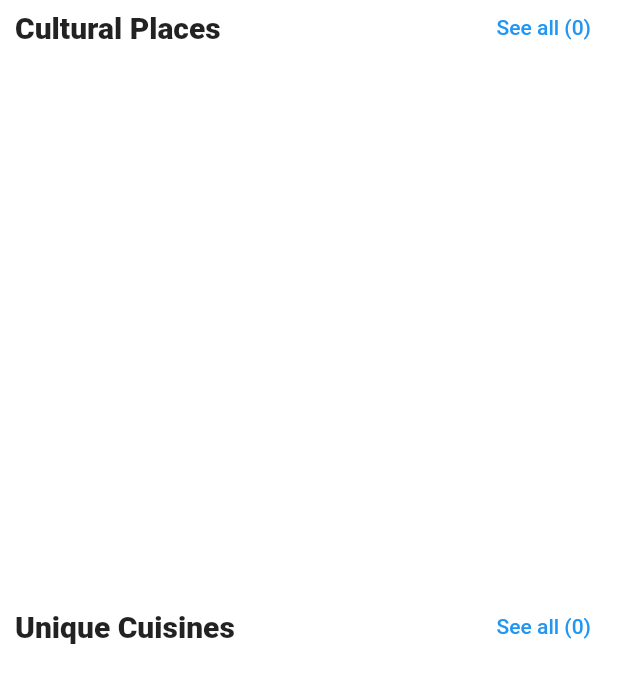
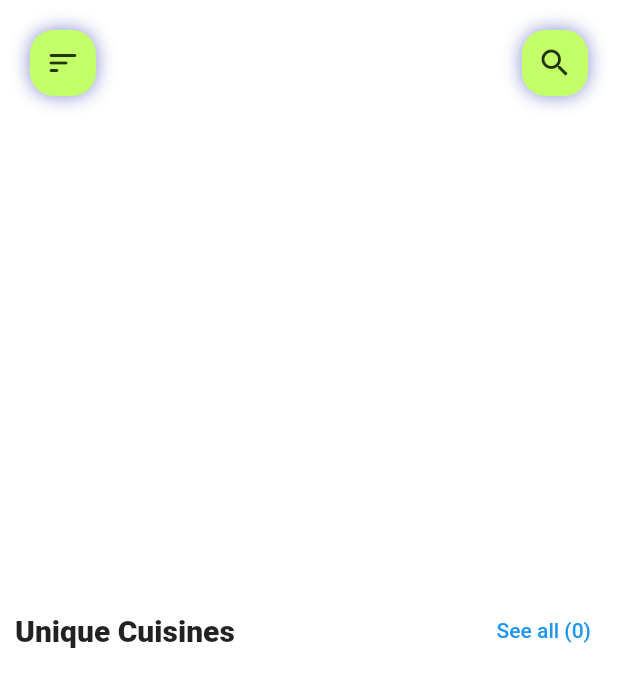
Before and after one commit to HyperionV/stour, a Flutter app: the Home screen opened directly, scrolled down 397 dp, on a phone screen of 412 x 824 dp. Shown: the top 687 px of the screen. Run offline on Flutter 3.47's test engine with Material 2 defaults, Android fonts, the phone set to English and light mode, and no system bars; our stand-ins replace cloud_firestore, curved_navigation_bar, firebase_core, flutter_neumorphic, geocoding, geolocator and 2 more; accounts and stored records are empty.

Commit message:
Beautify UI

```diff
--- a/lib/model/place.dart
+++ b/lib/model/place.dart
@@ -1,3 +1,5 @@
+// ignore_for_file: avoid_function_literals_in_foreach_calls
+
 import 'package:flutter/material.dart';
 import 'package:cloud_firestore/cloud_firestore.dart';
 import 'package:stour/util/places.dart';
--- a/lib/model/ui_reviews.dart
+++ b/lib/model/ui_reviews.dart
@@ -1,3 +1,4 @@
+// ignore_for_file: camel_case_types
 import 'package:flutter/material.dart';
 import 'package:cloud_firestore/cloud_firestore.dart';
 import 'package:stour/model/review.dart';
--- a/lib/screens/home.dart
+++ b/lib/screens/home.dart
@@ -9,6 +9,8 @@ import 'package:google_maps_flutter/google_maps_flutter.dart';
 import 'package:geolocator/geolocator.dart';
 import 'package:geocoding/geocoding.dart';
 import 'package:stour/widgets/search_card.dart';
+import 'package:stour/screens/home_app_bar.dart';
+import 'package:flutter/services.dart';
 
 class GoogleMapsController extends StatefulWidget {
   const GoogleMapsController({Key? key}) : super(key: key);
@@ -111,6 +113,8 @@ class Home extends StatefulWidget {
 class _HomeState extends State<Home> {
   @override
   Widget build(BuildContext context) {
+    SystemChrome.setEnabledSystemUIMode(SystemUiMode.leanBack);
+
     return GestureDetector(
       onTap: () {
         FocusScopeNode currentFocus = FocusScope.of(context);
@@ -120,14 +124,15 @@ class _HomeState extends State<Home> {
       },
       child: Scaffold(
         backgroundColor: Constants.lightBG,
-
+        appBar: const PreferredSize(
+          preferredSize: Size.fromHeight(90),
+          child: HomeAppBar(),
+        ),
         body: SafeArea(
           child: Padding(
             padding: const EdgeInsets.symmetric(horizontal: 10),
             child: ListView(
               children: <Widget>[
-                const SizedBox(height: 10),
-                buildSearchBar(context),
                 const SizedBox(height: 20.0),
                 // const SizedBox(height: 20.0),
                 const Text(
--- /dev/null
+++ b/lib/screens/home_app_bar.dart
@@ -0,0 +1,70 @@
+import "package:flutter/material.dart";
+import "package:stour/util/const.dart";
+import "package:stour/widgets/search_card.dart";
+
+class HomeAppBar extends StatelessWidget {
+  const HomeAppBar({super.key});
+  @override
+  Widget build(BuildContext context) {
+    Widget buildSearchBar(BuildContext context) {
+      return Container(
+          margin: const EdgeInsets.fromLTRB(10, 5, 10, 0), child: SearchCard());
+    }
+
+    return Padding(
+      padding: const EdgeInsets.all(20),
+      child: Row(
+        mainAxisAlignment: MainAxisAlignment.spaceBetween,
+        children: [
+          InkWell(
+            onTap: () {},
+            child: Container(
+              padding: const EdgeInsets.all(10),
+              decoration: BoxDecoration(
+                color: Constants.lightgreen,
+                boxShadow: [
+                  BoxShadow(color: Constants.darkpp, blurRadius: 10),
+                ],
+                borderRadius: BorderRadius.circular(16),
+              ),
+              child: const Icon(
+                Icons.sort_rounded,
+                color: Color.fromARGB(255, 35, 52, 10),
+                size: 24,
+              ),
+            ),
+          ),
+          const Spacer(),
+          InkWell(
+            onTap: () {
+              SearchCard();
+            },
+            child: Container(
+              padding: const EdgeInsets.all(10),
+              decoration: BoxDecoration(
+                color: Constants.lightgreen,
+                boxShadow: [
+                  BoxShadow(
+                    color: Constants.darkpp,
+                    blurRadius: 10,
+                  ),
+                ],
+                borderRadius: BorderRadius.circular(16),
+              ),
+              child: GestureDetector(
+                onTap: () {
+                  buildSearchBar(context);
+                },
+                child: const Icon(
+                  Icons.search,
+                  color: Color.fromARGB(255, 35, 52, 10),
+                  size: 24,
+                ),
+              ),
+            ),
+          ),
+        ],
+      ),
+    );
+  }
+}
--- a/lib/screens/splash_screen.dart
+++ b/lib/screens/splash_screen.dart
@@ -1,4 +1,4 @@
-// ignore_for_file: library_private_types_in_public_api
+// ignore_for_file: library_private_types_in_public_api, use_build_context_synchronously
 
 import 'package:flutter/material.dart';
 
@@ -24,7 +24,6 @@ class _SplashScreenState extends State<SplashScreen>
       _opacity = 1;
     });
     await Future.delayed(const Duration(seconds: 2));
-    // Navigate to the next screen after the animation is complete
     Navigator.pushReplacementNamed(context, '/home');
   }
 
--- a/lib/screens/trending.dart
+++ b/lib/screens/trending.dart
@@ -27,7 +27,6 @@ class Trending extends StatelessWidget {
               primary: false,
               shrinkWrap: true,
               physics: const NeverScrollableScrollPhysics(),
-              // itemCount: places == null ? 0 : places.length,
               itemCount: source.length,
               itemBuilder: (BuildContext context, int index) {
                 return TrendingPlace(place: source[index]);
```
Also changed, not shown: lib/screens/main_screen.dart (+6 -9 lines), lib/widgets/profile_img.dart (+0 -10 lines).
